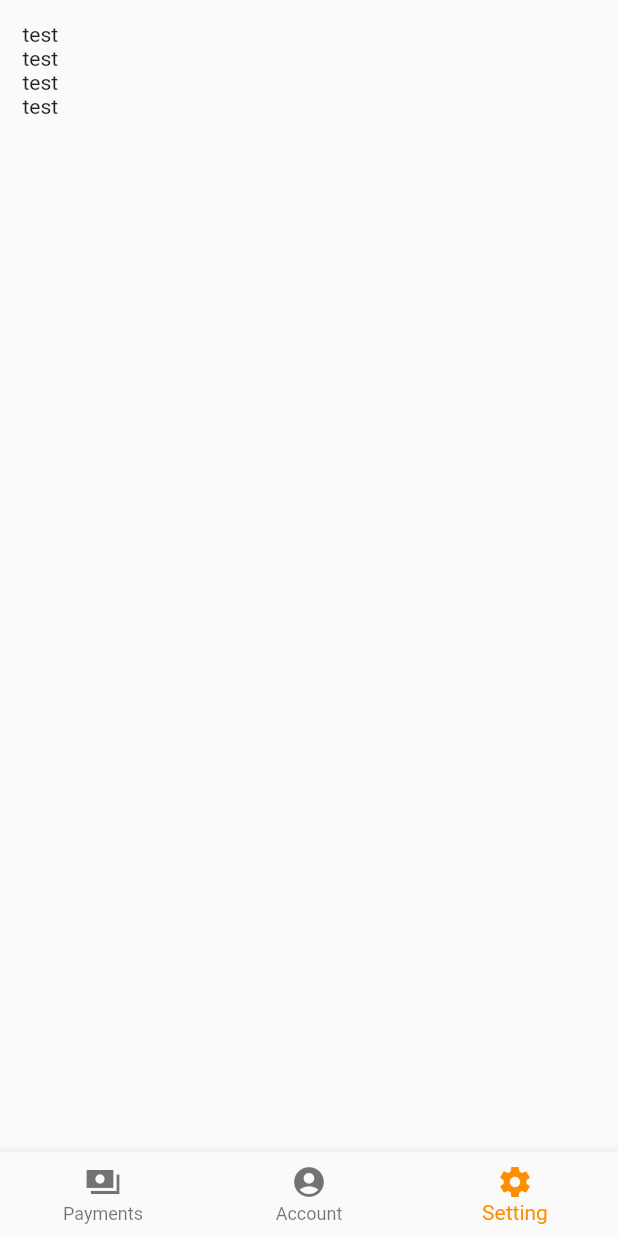
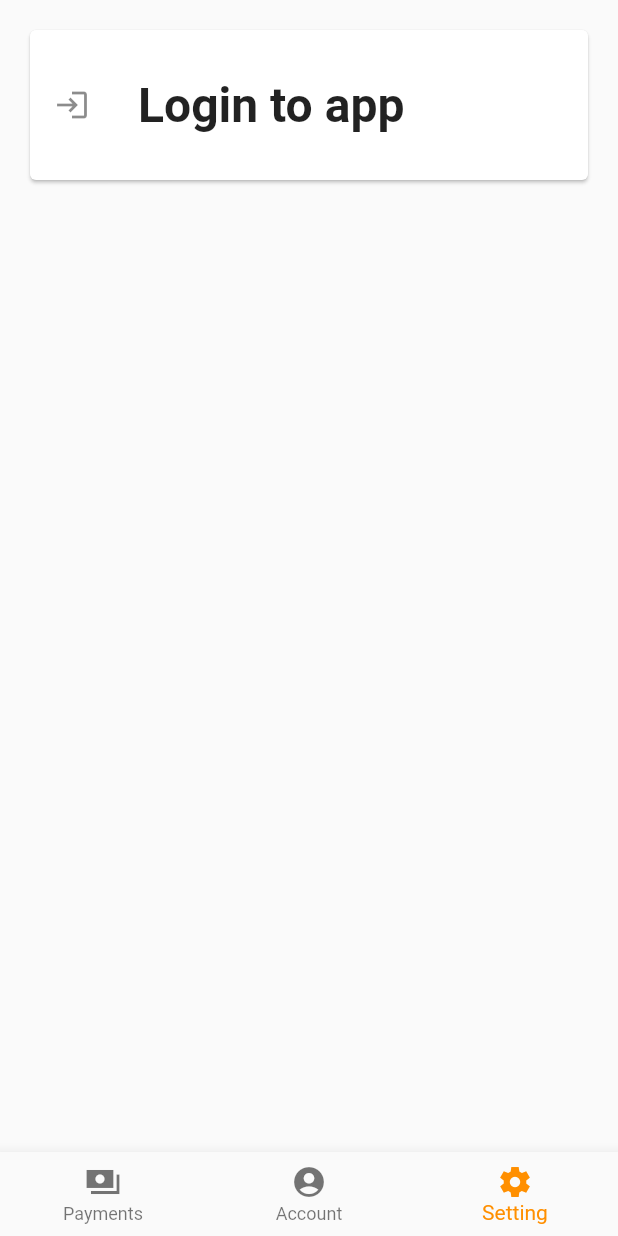
Before and after one commit to hoseCloud/sp1-frontend, a Flutter app: the screen it shows after launch, item 3 of the bottom bar chosen, on a phone screen of 412 x 824 dp. Run offline on Flutter 3.47's test engine with Material 2 defaults, Android fonts, the phone set to English and light mode, and no system bars.

Commit message:
Add card to ScreenSetting
Change text to card.

```diff
--- a/lib/screen/setting.dart
+++ b/lib/screen/setting.dart
@@ -11,12 +11,30 @@ class ScreenSetting extends StatelessWidget {
   Widget build(BuildContext context) {
     return Scaffold(
       body: ListView(
-          padding: const EdgeInsets.all(15.0),
-          children: const <Widget>[
-            Text("test"),
-            Text("test"),
-            Text("test"),
-            Text("test"),
+          padding: const EdgeInsets.all(16.0),
+          children: <Widget>[
+            Card(
+              child: InkWell(
+                splashColor: Colors.blue.withAlpha(30),
+                onTap: () {
+                  debugPrint('Card tapped.');
+                },
+                child: const SizedBox(
+                  width: 300,
+                  height: 100,
+                  child: Center(
+                    child: ListTile(
+                      leading: Icon(Icons.login),
+                      title: Text(
+                        'Login to app',
+                        style: TextStyle(fontWeight: FontWeight.bold),
+                        textScaleFactor: 2.0,
+                      ),
+                    ),
+                  ),
+                ),
+              ),
+            ),
           ],
       ),
     );
```
